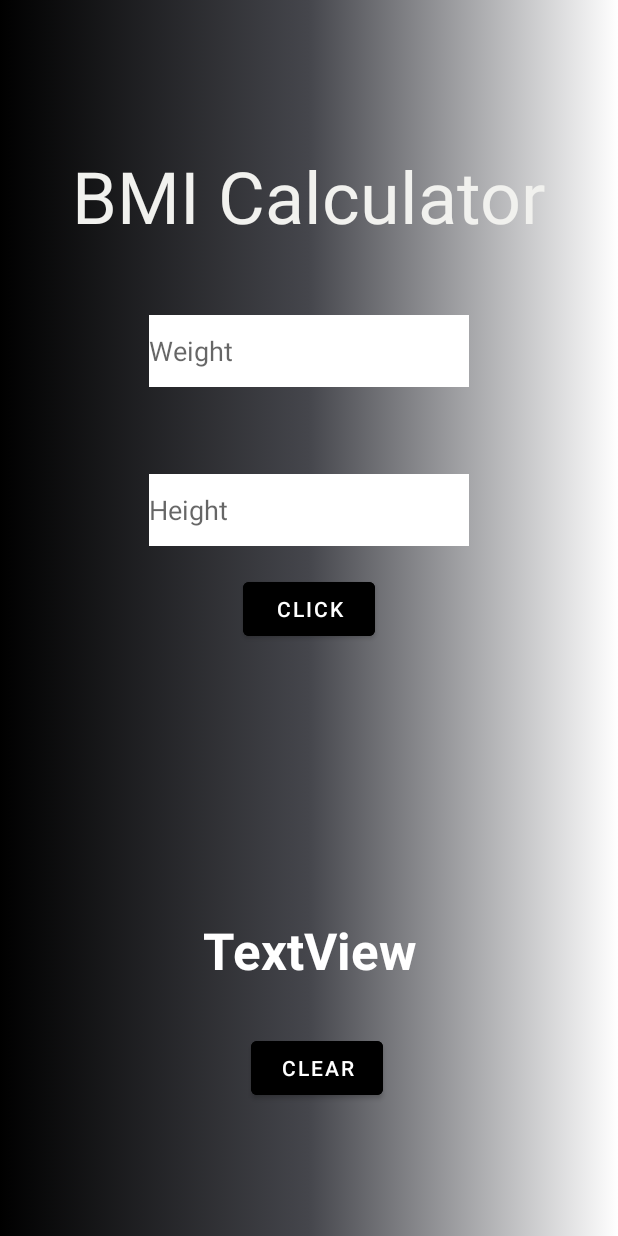
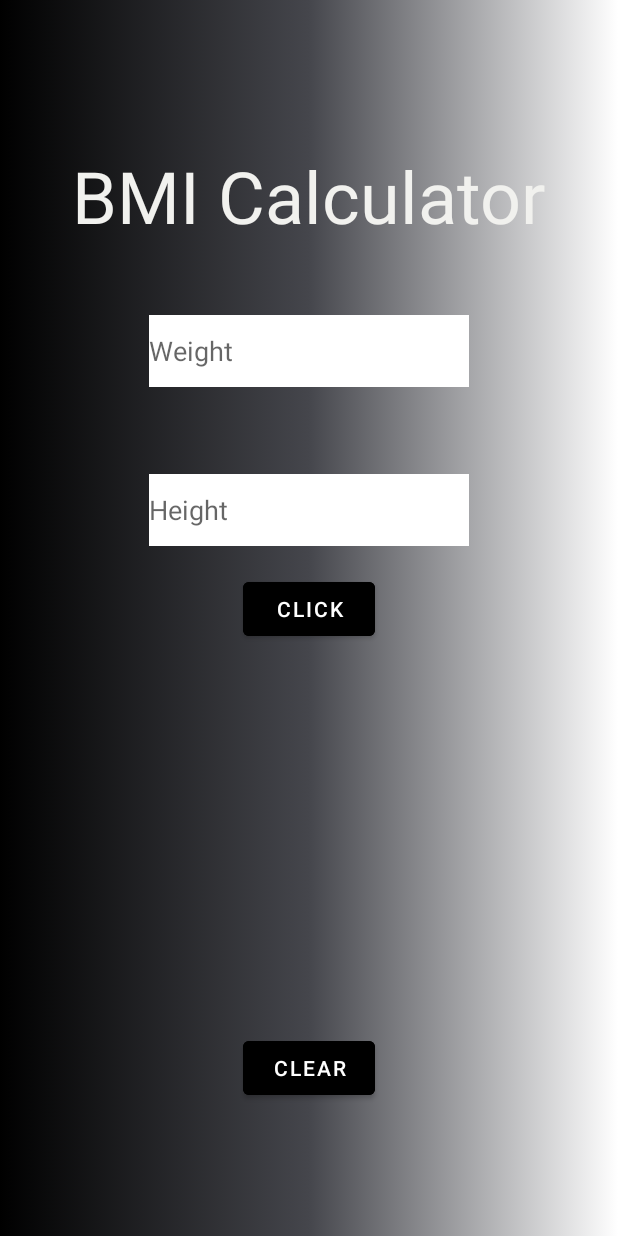
Before and after one commit to Londrinho/BmiApp, an Android app: the BmiFragment screen opened through its navigation route, on a phone screen of 412 x 824 dp. Run offline under Robolectric (Android 15) with nearby library versions, the phone set to English and light mode, and no system bars; our stand-ins replace data binding.

Commit message:
Centred the clear button that was jumping to different positions when being used.

```diff
--- a/app/src/main/res/layout/fragment_bmi.xml
+++ b/app/src/main/res/layout/fragment_bmi.xml
@@ -77,7 +77,7 @@
         android:layout_width="wrap_content"
         android:layout_height="wrap_content"
         android:layout_marginBottom="32dp"
-        android:text="TextView"
+        android:text=""
         android:textColor="@color/white"
         android:textSize="34sp"
         android:textStyle="bold"
@@ -102,12 +102,13 @@
         android:id="@+id/clear_btn"
         android:layout_width="wrap_content"
         android:layout_height="wrap_content"
-        android:layout_marginStart="32dp"
         android:layout_marginBottom="88dp"
         android:backgroundTint="@color/black"
+        android:gravity="center"
         android:text="@string/clear"
         app:layout_constraintBottom_toBottomOf="parent"
-        app:layout_constraintStart_toStartOf="@+id/advice" />
+        app:layout_constraintEnd_toEndOf="parent"
+        app:layout_constraintStart_toStartOf="parent" />
 
 </androidx.constraintlayout.widget.ConstraintLayout>
 </layout>
```
